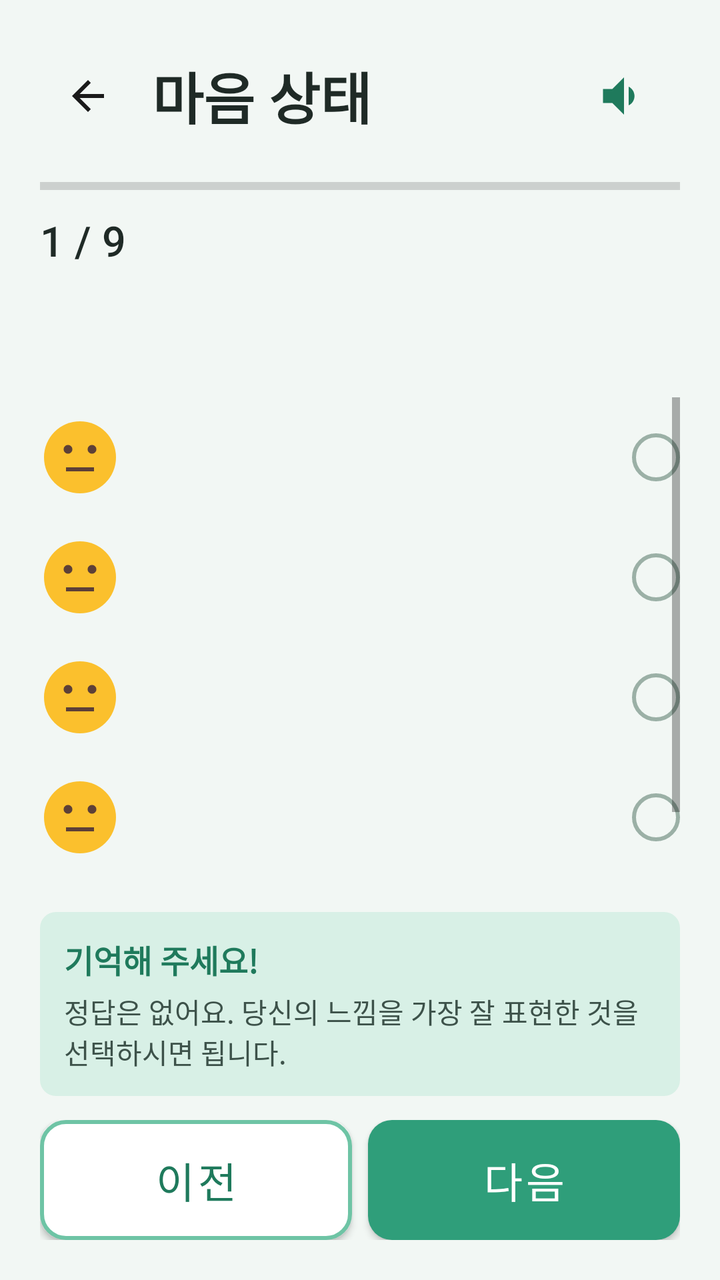
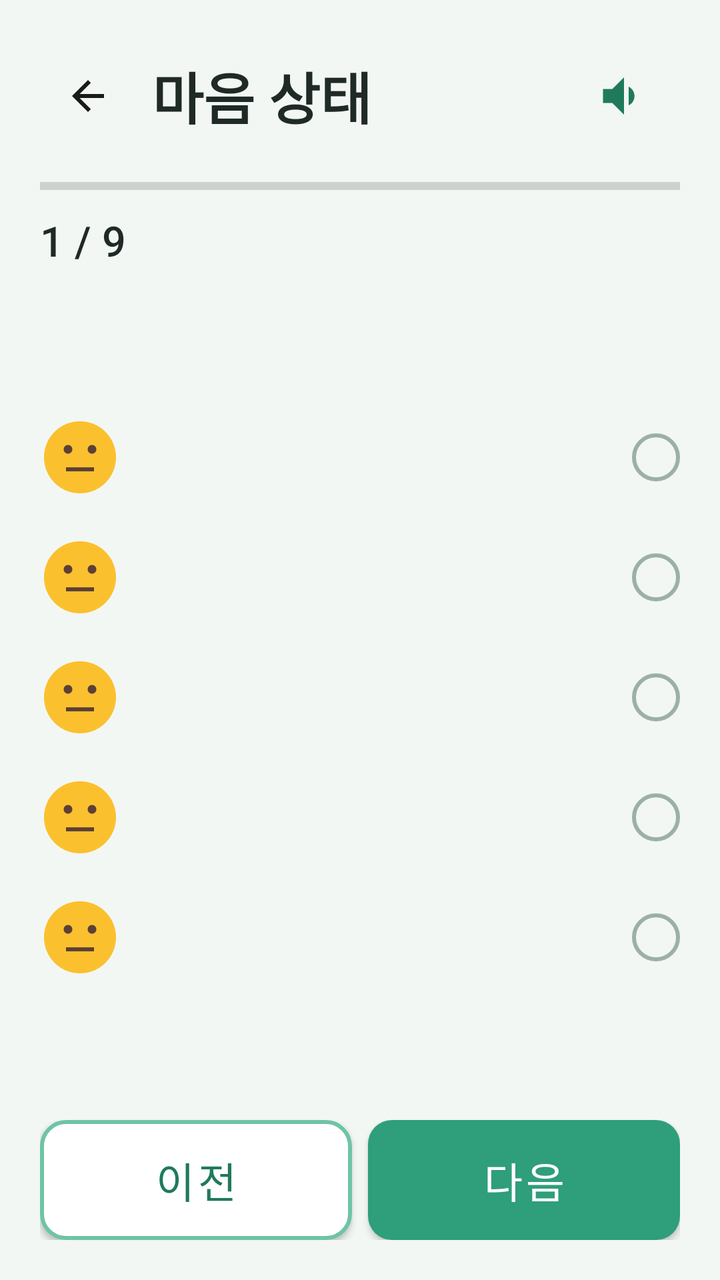

Two renders of the same Android screen: before a commit and after it. Below are the layout's source before the change and the commit's diff.
<!-- AndroidManifest.xml: application theme Theme.TMind -->
<!-- res/layout/activity_ema_survey.xml -->
<?xml version="1.0" encoding="utf-8"?>
<LinearLayout xmlns:android="http://schemas.android.com/apk/res/android"
    android:layout_width="match_parent"
    android:layout_height="match_parent"
    android:background="@color/bg_senior"
    android:orientation="vertical"
    android:padding="20dp">

    <LinearLayout
        android:layout_width="match_parent"
        android:layout_height="wrap_content"
        android:gravity="center_vertical">
        <ImageButton
            android:id="@+id/btnBack"
            android:layout_width="48dp"
            android:layout_height="48dp"
            android:background="?attr/selectableItemBackgroundBorderless"
            android:src="@drawable/ic_back" />
        <TextView
            android:id="@+id/tvTitle"
            style="@style/SeniorTitle"
            android:layout_width="0dp"
            android:layout_height="wrap_content"
            android:layout_marginStart="8dp"
            android:layout_weight="1"
            android:text="@string/ema_title" />
        <ImageButton
            android:id="@+id/btnTts"
            android:layout_width="56dp"
            android:layout_height="56dp"
            android:background="?attr/selectableItemBackgroundBorderless"
            android:src="@drawable/ic_speaker" />
    </LinearLayout>

    <ProgressBar
        android:id="@+id/progressBar"
        style="?android:attr/progressBarStyleHorizontal"
        android:layout_width="match_parent"
        android:layout_height="10dp"
        android:layout_marginTop="12dp"
        android:progressTint="@color/teal_primary" />

    <TextView
        android:id="@+id/tvProgress"
        style="@style/SeniorBody"
        android:layout_width="wrap_content"
        android:layout_height="wrap_content"
        android:layout_marginTop="8dp"
        android:text="1 / 9" />

    <TextView
        android:id="@+id/tvQuestion"
        style="@style/SeniorTitle"
        android:layout_width="match_parent"
        android:layout_height="wrap_content"
        android:layout_marginTop="20dp"
        android:textSize="24sp" />

    <ScrollView
        android:layout_width="match_parent"
        android:layout_height="0dp"
        android:layout_marginTop="12dp"
        android:layout_weight="1">
        <LinearLayout
            android:layout_width="match_parent"
            android:layout_height="wrap_content"
            android:orientation="vertical">
            <include android:id="@+id/opt1" layout="@layout/item_ema_option" />
            <include android:id="@+id/opt2" layout="@layout/item_ema_option" />
            <include android:id="@+id/opt3" layout="@layout/item_ema_option" />
            <include android:id="@+id/opt4" layout="@layout/item_ema_option" />
            <include android:id="@+id/opt5" layout="@layout/item_ema_option" />
        </LinearLayout>
    </ScrollView>

    <LinearLayout
        android:layout_width="match_parent"
        android:layout_height="wrap_content"
        android:layout_marginTop="8dp"
        android:background="@drawable/bg_disclaimer_bar"
        android:orientation="vertical"
        android:padding="12dp">
        <TextView
            android:layout_width="match_parent"
            android:layout_height="wrap_content"
            android:text="@string/ema_tip_title"
            android:textColor="@color/teal_dark"
            android:textSize="16sp"
            android:textStyle="bold" />
        <TextView
            android:layout_width="match_parent"
            android:layout_height="wrap_content"
            android:layout_marginTop="4dp"
            android:text="@string/ema_tip_body"
            android:textColor="@color/text_secondary"
            android:textSize="14sp" />
    </LinearLayout>

    <LinearLayout
        android:layout_width="match_parent"
        android:layout_height="wrap_content"
        android:layout_marginTop="12dp"
        android:orientation="horizontal">
        <Button
            android:id="@+id/btnPrev"
            style="@style/SeniorButton"
            android:layout_width="0dp"
            android:layout_height="60dp"
            android:layout_marginEnd="8dp"
            android:layout_weight="1"
            android:background="@drawable/bg_btn_outline"
            android:text="@string/prev"
            android:textColor="@color/teal_dark" />
        <Button
            android:id="@+id/btnNext"
            style="@style/SeniorButton"
            android:layout_width="0dp"
            android:layout_height="60dp"
            android:layout_weight="1"
            android:background="@drawable/bg_btn_primary"
            android:text="@string/next"
            android:textColor="@color/white" />
    </LinearLayout>
</LinearLayout>
<!-- res/layout/item_ema_option.xml (included above) -->
<?xml version="1.0" encoding="utf-8"?>
<LinearLayout xmlns:android="http://schemas.android.com/apk/res/android"
    android:id="@+id/optRoot"
    android:layout_width="match_parent"
    android:layout_height="wrap_content"
    android:gravity="center_vertical"
    android:minHeight="56dp"
    android:orientation="horizontal"
    android:paddingTop="10dp"
    android:paddingBottom="10dp">

    <ImageView
        android:id="@+id/optEmoji"
        android:layout_width="40dp"
        android:layout_height="40dp"
        android:contentDescription="@null"
        android:scaleType="fitCenter"
        android:background="@android:color/transparent"
        android:src="@drawable/emoji_3" />

    <TextView
        android:id="@+id/optLabel"
        style="@style/SeniorBody"
        android:layout_width="0dp"
        android:layout_height="wrap_content"
        android:layout_marginStart="12dp"
        android:layout_weight="1"
        android:textSize="18sp" />

    <View
        android:id="@+id/optRadio"
        android:layout_width="24dp"
        android:layout_height="24dp"
        android:background="@drawable/bg_radio_unchecked" />
</LinearLayout>
<!-- resources referenced by this layout -->
<resources>
  <color name="bg_senior">#F2F7F4</color>
  <color name="teal_dark">#1F7A5C</color>
  <color name="teal_primary">#2F9E7A</color>
  <color name="text_secondary">#3D524A</color>
  <color name="white">#FFFFFFFF</color>
  <!-- drawable bg_btn_outline (drawable) -->
  <?xml version="1.0" encoding="utf-8"?>
  <shape xmlns:android="http://schemas.android.com/apk/res/android">
      <solid android:color="@color/white"/>
      <corners android:radius="12dp"/>
      <stroke android:width="2dp" android:color="@color/teal_pastel"/>
  </shape>
  <!-- drawable bg_btn_primary (drawable) -->
  <?xml version="1.0" encoding="utf-8"?>
  <shape xmlns:android="http://schemas.android.com/apk/res/android">
      <solid android:color="@color/teal_primary"/>
      <corners android:radius="12dp"/>
  </shape>
  <!-- drawable bg_disclaimer_bar (drawable) -->
  <?xml version="1.0" encoding="utf-8"?>
  <shape xmlns:android="http://schemas.android.com/apk/res/android">
      <solid android:color="@color/teal_light" />
      <corners android:radius="8dp" />
  </shape>
  <!-- drawable bg_radio_unchecked (drawable) -->
  <?xml version="1.0" encoding="utf-8"?>
  <shape xmlns:android="http://schemas.android.com/apk/res/android"
      android:shape="oval">
      <stroke android:width="2dp" android:color="@color/border_gray" />
      <solid android:color="@android:color/transparent" />
  </shape>
  <!-- drawable ic_back (drawable) -->
  <vector xmlns:android="http://schemas.android.com/apk/res/android"
      android:width="24dp"
      android:height="24dp"
      android:viewportWidth="24"
      android:viewportHeight="24">
      <path android:fillColor="#1A1A1A" android:pathData="M20,11H7.83l5.59,-5.59L12,4l-8,8 8,8 1.41,-1.41L7.83,13H20v-2z"/>
  </vector>
  <!-- drawable ic_speaker (drawable) -->
  <vector xmlns:android="http://schemas.android.com/apk/res/android"
      android:width="28dp"
      android:height="28dp"
      android:viewportWidth="24"
      android:viewportHeight="24">
      <path android:fillColor="#1F7A5C" android:pathData="M3,9v6h4l5,5V4L7,9H3zM16.5,12c0,-1.77 -1.02,-3.29 -2.5,-4.03v8.05c1.48,-0.73 2.5,-2.25 2.5,-4.02z"/>
  </vector>
  <string name="ema_tip_body">정답은 없어요. 당신의 느낌을 가장 잘 표현한 것을 선택하시면 됩니다.</string>
  <string name="ema_tip_title">기억해 주세요!</string>
  <string name="ema_title">마음 상태</string>
  <string name="next">다음</string>
  <string name="prev">이전</string>
  <style name="SeniorBody">
          <item name="android:textSize">21sp</item>
          <item name="android:textColor">@color/black</item>
          <item name="android:lineSpacingMultiplier">1.5</item>
      </style>
  <style name="SeniorButton" parent="Widget.MaterialComponents.Button">
          <item name="android:minHeight">60dp</item>
          <item name="android:textSize">21sp</item>
          <item name="android:insetTop">0dp</item>
          <item name="android:insetBottom">0dp</item>
          <item name="cornerRadius">14dp</item>
          <item name="backgroundTint">@null</item>
          <item name="android:textAllCaps">false</item>
      </style>
  <style name="SeniorTitle">
          <item name="android:textSize">28sp</item>
          <item name="android:textColor">@color/black</item>
          <item name="android:textStyle">bold</item>
          <item name="android:lineSpacingMultiplier">1.45</item>
      </style>
  <color name="teal_pastel">#6EC4A5</color>
  <color name="teal_light">#D8F0E6</color>
  <color name="border_gray">#9BB0A6</color>
  <color name="black">#FF1F2A26</color>
  <!-- unchanged entries left out for length: 2 -->
</resources>

<!-- the commit's change to res/layout/activity_ema_survey.xml (unified diff, before → after) -->
@@ -76,29 +76,6 @@
     <LinearLayout
         android:layout_width="match_parent"
         android:layout_height="wrap_content"
-        android:layout_marginTop="8dp"
-        android:background="@drawable/bg_disclaimer_bar"
-        android:orientation="vertical"
-        android:padding="12dp">
-        <TextView
-            android:layout_width="match_parent"
-            android:layout_height="wrap_content"
-            android:text="@string/ema_tip_title"
-            android:textColor="@color/teal_dark"
-            android:textSize="16sp"
-            android:textStyle="bold" />
-        <TextView
-            android:layout_width="match_parent"
-            android:layout_height="wrap_content"
-            android:layout_marginTop="4dp"
-            android:text="@string/ema_tip_body"
-            android:textColor="@color/text_secondary"
-            android:textSize="14sp" />
-    </LinearLayout>
-
-    <LinearLayout
-        android:layout_width="match_parent"
-        android:layout_height="wrap_content"
         android:layout_marginTop="12dp"
         android:orientation="horizontal">
         <Button
<!-- resource entries referenced after the edit -->
@@ -3,7 +3,6 @@
   <color name="bg_senior">#F2F7F4</color>
   <color name="teal_dark">#1F7A5C</color>
   <color name="teal_primary">#2F9E7A</color>
-  <color name="text_secondary">#3D524A</color>
   <color name="white">#FFFFFFFF</color>
   <!-- drawable bg_btn_outline (drawable) -->
   <?xml version="1.0" encoding="utf-8"?>
@@ -17,12 +16,6 @@
   <shape xmlns:android="http://schemas.android.com/apk/res/android">
       <solid android:color="@color/teal_primary"/>
       <corners android:radius="12dp"/>
-  </shape>
-  <!-- drawable bg_disclaimer_bar (drawable) -->
-  <?xml version="1.0" encoding="utf-8"?>
-  <shape xmlns:android="http://schemas.android.com/apk/res/android">
-      <solid android:color="@color/teal_light" />
-      <corners android:radius="8dp" />
   </shape>
   <!-- drawable bg_radio_unchecked (drawable) -->
   <?xml version="1.0" encoding="utf-8"?>
@@ -47,8 +40,6 @@
       android:viewportHeight="24">
       <path android:fillColor="#1F7A5C" android:pathData="M3,9v6h4l5,5V4L7,9H3zM16.5,12c0,-1.77 -1.02,-3.29 -2.5,-4.03v8.05c1.48,-0.73 2.5,-2.25 2.5,-4.02z"/>
   </vector>
-  <string name="ema_tip_body">정답은 없어요. 당신의 느낌을 가장 잘 표현한 것을 선택하시면 됩니다.</string>
-  <string name="ema_tip_title">기억해 주세요!</string>
   <string name="ema_title">마음 상태</string>
   <string name="next">다음</string>
   <string name="prev">이전</string>
@@ -73,7 +64,6 @@
           <item name="android:lineSpacingMultiplier">1.45</item>
       </style>
   <color name="teal_pastel">#6EC4A5</color>
-  <color name="teal_light">#D8F0E6</color>
   <color name="border_gray">#9BB0A6</color>
   <color name="black">#FF1F2A26</color>
   <!-- unchanged entries left out for length: 2 -->
